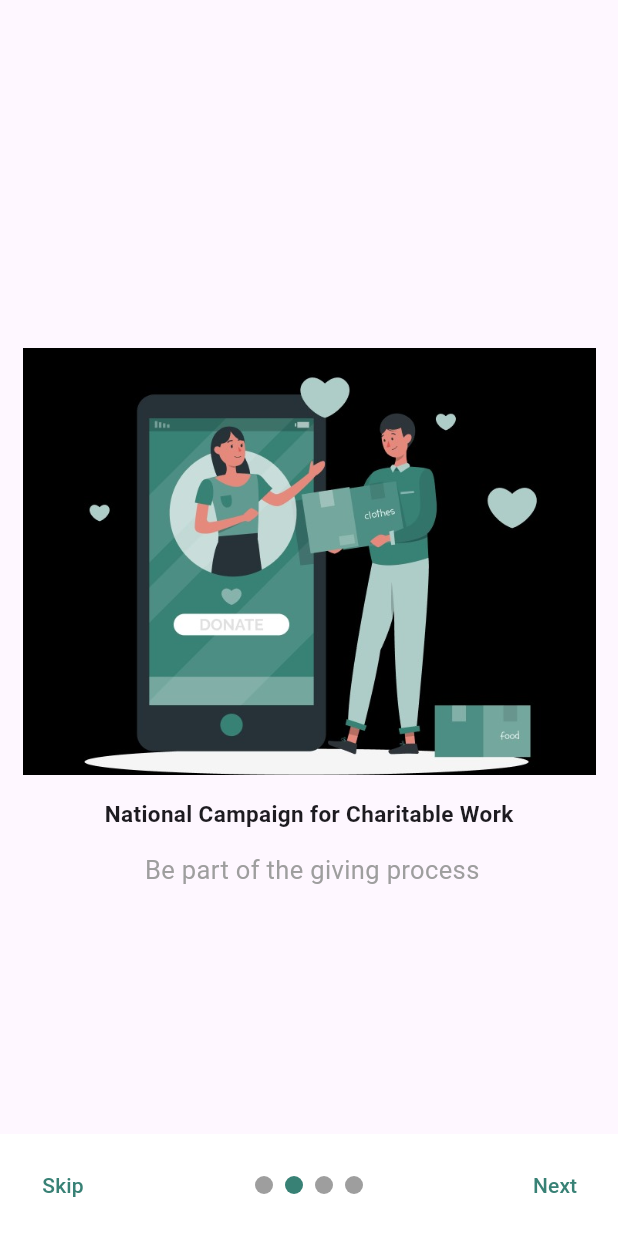
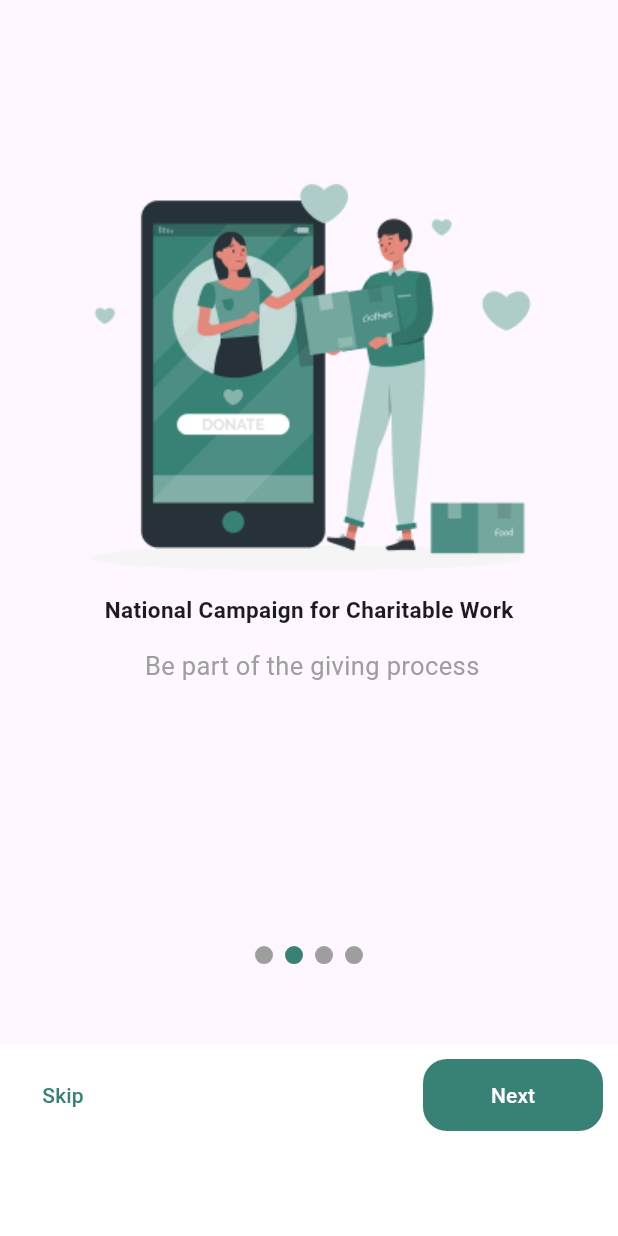
Before and after one commit to MinaMalak74/onboarding, a Flutter app: the screen it shows after launch, after a tap on "Next", on a phone screen of 412 x 824 dp. Run offline on Flutter 3.47's test engine with Material 2 defaults, Android fonts, the phone set to English and light mode, and no system bars; drawn by our look-alikes of smooth_page_indicator; our stand-ins replace animated_text_kit, shared_preferences.

Commit message:
fin_splashscreen

```diff
--- a/lib/Onboboarding/onboarding_items.dart
+++ b/lib/Onboboarding/onboarding_items.dart
@@ -6,22 +6,22 @@ class OnboardingItems{
     OnboardingInfo(
         title: "National Campaign for Charitable Worky",
         descriptions: "Be part of the giving process",
-        image: "assets/onboarding1.jpg"),
+        image: "assets/onboarding1.png"),
 
     OnboardingInfo(
         title: "National Campaign for Charitable Work",
         descriptions: " Be part of the giving process",
-        image: "assets/onboarding2.jpg"),
+        image: "assets/onboarding2.png"),
 
     OnboardingInfo(
         title: "National Campaign for Charitable Work",
         descriptions: "Be part of the giving process",
-        image: "assets/onboarding3.jpg"),
+        image: "assets/onboarding3.png"),
 
     OnboardingInfo(
         title: "National Campaign for Charitable Work",
         descriptions: "Be part of the giving process",
-        image: "assets/onboarding4.jpg"),
+        image: "assets/onboarding4.png"),
 
 
   ];
--- a/lib/Onboboarding/onboarding_view.dart
+++ b/lib/Onboboarding/onboarding_view.dart
@@ -1,7 +1,6 @@
 import 'package:flutter/material.dart';
 import 'package:shared_preferences/shared_preferences.dart';
 import 'package:smooth_page_indicator/smooth_page_indicator.dart';
-
 
 import '../Components/color.dart';
 import '../home.dart';
@@ -25,60 +24,96 @@ class _OnboardingViewState extends State<OnboardingView> {
     return Scaffold(
       bottomSheet: Container(
         color: Colors.white,
-        padding: const EdgeInsets.symmetric(horizontal: 10,vertical: 10),
-        child: isLastPage? getStarted() : Row(
+        padding: const EdgeInsets.symmetric(horizontal: 10, vertical: 10),
+        child: isLastPage
+            ? getStarted()
+            : Container(
+                color: Colors.white,
+                padding: const EdgeInsets.only(bottom: 60),
+                child: Row(
                   mainAxisAlignment: MainAxisAlignment.spaceBetween,
                   children: [
-
                     //Skip Button
                     TextButton(
-                onPressed: ()=>pageController.jumpToPage(controller.items.length-1),
-                child:  Text("Skip",style:TextStyle(color: Color(0xFF388175)))),
+                        onPressed: () => pageController
+                            .jumpToPage(controller.items.length - 1),
+                        child: Text("Skip",
+                            style: TextStyle(color: Color(0xFF388175)))),
 
-            //Indicator
+                    //Next Button
+                    Container(
+                      decoration: BoxDecoration(
+                        borderRadius: BorderRadius.circular(16),
+                        color: primaryColor,
+                      ),
+                      width: 120,
+                      height: 48,
+                      child: TextButton(
+                          onPressed: () => pageController.nextPage(
+                              duration: const Duration(milliseconds: 600),
+                              curve: Curves.easeIn),
+                          child: const Text("Next",
+                              style: TextStyle(color: Color(0xFFffffff)))),
+                    ),
+                  ],
+                ),
+              ),
+      ),
+      body: Container(
+        margin: const EdgeInsets.symmetric(horizontal: 15),
+        child: Column(
+          children: [
+            SizedBox(
+              height: 60,
+            ),
+            Expanded(
+              flex: 8,
+              child: PageView.builder(
+                  onPageChanged: (index) => setState(
+                      () => isLastPage = controller.items.length - 1 == index),
+                  itemCount: controller.items.length,
+                  controller: pageController,
+                  itemBuilder: (context, index) {
+                    return Column(
+                      mainAxisAlignment: MainAxisAlignment.center,
+                      children: [
+                        Image.asset(controller.items[index].image),
+                        const SizedBox(height: 15),
+                        Text(
+                          controller.items[index].title,
+                          style: const TextStyle(
+                              fontSize: 15, fontWeight: FontWeight.bold),
+                        ),
+                        const SizedBox(height: 15),
+                        Text(controller.items[index].descriptions,
+                            style: const TextStyle(
+                                color: Colors.grey, fontSize: 17),
+                            textAlign: TextAlign.center),
+                      ],
+                    );
+                  }),
+            ),
+            Expanded(
+              flex: 5,
+              child: //Indicator
                   SmoothPageIndicator(
                 controller: pageController,
                 count: controller.items.length,
-                onDotClicked: (index)=> pageController.animateToPage(index,
-                    duration: const Duration(milliseconds: 600), curve: Curves.easeIn),
+                onDotClicked: (index) => pageController.animateToPage(index,
+                    duration: const Duration(milliseconds: 600),
+                    curve: Curves.easeIn),
                 effect: const WormEffect(
                   dotHeight: 12,
                   dotWidth: 12,
                   activeDotColor: primaryColor,
                 ),
               ),
-
-            //Next Button
-            TextButton(
-                onPressed: ()=>pageController.nextPage(
-                    duration: const Duration(milliseconds: 600), curve: Curves.easeIn),
-                child: const Text("Next",style:TextStyle(color: Color(0xFF388175)))),
-
-
+            ),
+            SizedBox(
+              height: 50,
+            )
           ],
         ),
-      ),
-      body: Container(
-        margin: const EdgeInsets.symmetric(horizontal: 15),
-        child: PageView.builder(
-            onPageChanged: (index)=> setState(()=> isLastPage = controller.items.length-1 == index),
-            itemCount: controller.items.length,
-            controller: pageController,
-            itemBuilder: (context,index){
-              return Column(
-                mainAxisAlignment: MainAxisAlignment.center,
-                children: [
-                  Image.asset(controller.items[index].image),
-                  const SizedBox(height: 15),
-                  Text(controller.items[index].title,
-                    style: const TextStyle(fontSize: 15,fontWeight: FontWeight.bold),),
-                  const SizedBox(height: 15),
-                  Text(controller.items[index].descriptions,
-                      style: const TextStyle(color: Colors.grey,fontSize: 17), textAlign: TextAlign.center),
-                ],
-              );
-
-        }),
       ),
     );
   }
@@ -89,26 +124,27 @@ class _OnboardingViewState extends State<OnboardingView> {
 
   //Get started button
 
- Widget getStarted(){
+  Widget getStarted() {
     return Container(
       decoration: BoxDecoration(
-        borderRadius: BorderRadius.circular(8),
-        color: primaryColor
-      ),
+          borderRadius: BorderRadius.circular(8), color: primaryColor),
       width: MediaQuery.of(context).size.width * .9,
       height: 55,
       child: TextButton(
-          onPressed: ()async{
+          onPressed: () async {
             final pres = await SharedPreferences.getInstance();
             pres.setBool("onboarding", true);
 
             //After we press get started button this onboarding value become true
             // same key
-            if(!mounted)return;
-            Navigator.pushReplacement(context, MaterialPageRoute(builder: (context)=>Home()));
+            if (!mounted) return;
+            Navigator.pushReplacement(
+                context, MaterialPageRoute(builder: (context) => Home()));
           },
-          child: const Text("Get started",style: TextStyle(color: Colors.white),)),
+          child: const Text(
+            "Start!",
+            style: TextStyle(color: Colors.white),
+          )),
     );
   }
-
 }
--- a/lib/splashscreen.dart
+++ b/lib/splashscreen.dart
@@ -31,7 +31,7 @@ class _SplashScreenState extends State<SplashScreen> {
               gradient: LinearGradient(
                   begin: Alignment.topRight,
                   end: Alignment.bottomLeft,
-                  colors: [Color(0xFF003C43), Color(0xFF77B0AA),]
+                  colors: [Color(0xFF388175), Color(0xFF388175),]
               ),
             ),
             child: Column(
@@ -40,7 +40,7 @@ class _SplashScreenState extends State<SplashScreen> {
               children: [
                 Image.asset(
                   "assets/logo.png",
-                  color: Color(0xffE3FEF7),
+                  color: Color(0xffFFFFFF),
                 ),
                 AnimatedTextKit(
 
@@ -48,7 +48,7 @@ class _SplashScreenState extends State<SplashScreen> {
                     TyperAnimatedText('Supportify',
                         speed: Duration(milliseconds: 150),
                         textStyle: const TextStyle(
-                            color: Color(0xffE3FEF7),
+                            color: Color(0xffFFFFFF),
                             fontWeight: FontWeight.w700,
                             fontSize: 40)),
 
```
Also changed, not shown: assets/onboarding1.jpg (deleted), assets/onboarding1.png (added), assets/onboarding2.jpg (deleted), assets/onboarding2.png (added), assets/onboarding3.jpg (deleted), assets/onboarding3.png (added), assets/onboarding4.jpg (deleted), assets/onboarding4.png (added). Lines whose indentation alone changed are shown as unchanged.
